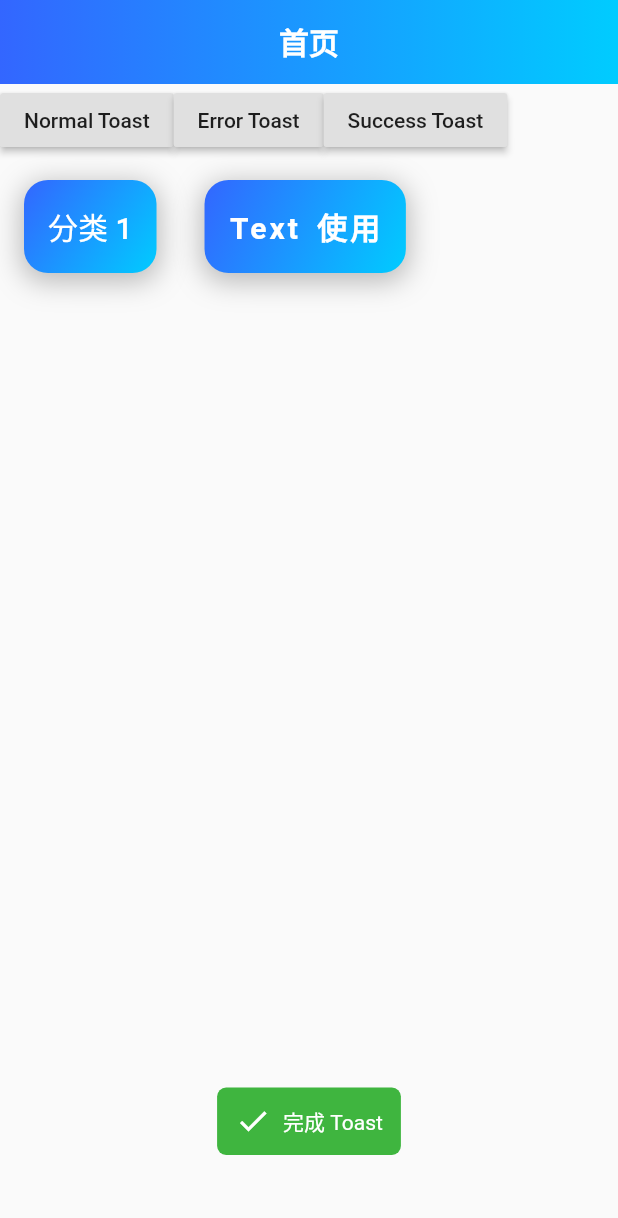
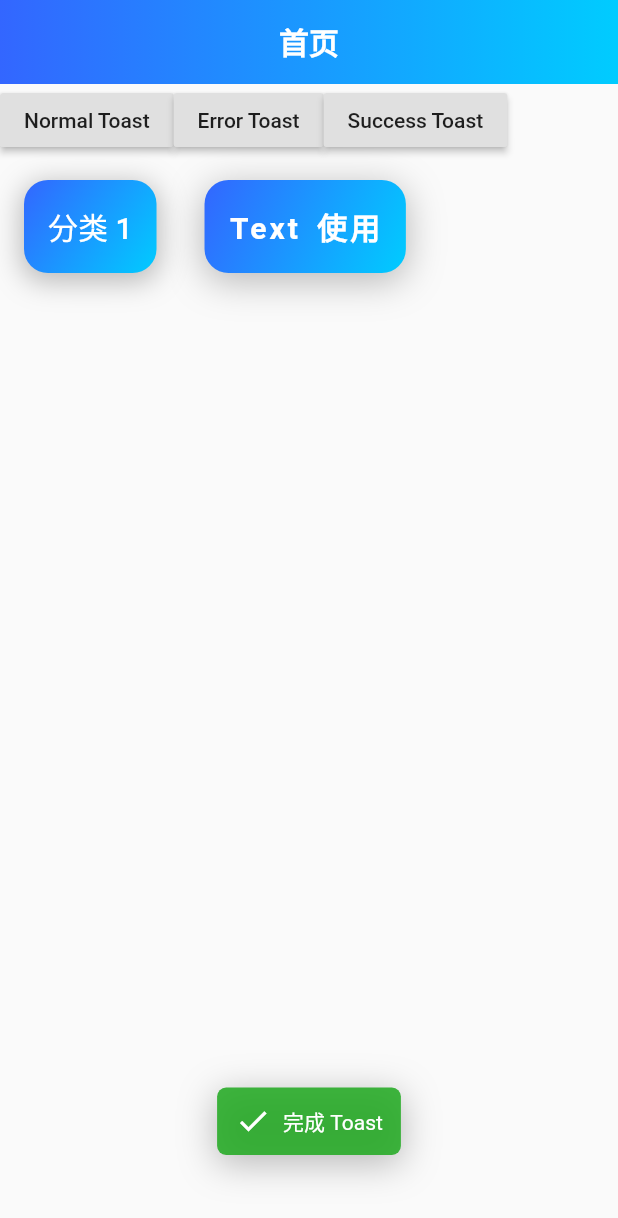
Before and after one commit to lzan13/vf_girls, a Flutter app: the screen it shows after launch, after a tap on "Success Toast", on a phone screen of 412 x 824 dp. Shown: the top 1218 px of the screen. Run offline on Flutter 3.47's test engine with Material 2 defaults, Android fonts, the phone set to English and light mode, and no system bars; drawn by our look-alikes of oktoast; Roboto replaces fonts that are missing (Poppins).

Commit message:
给 Toast 布局添加阴影

```diff
--- a/lib/common/vm_toast.dart
+++ b/lib/common/vm_toast.dart
@@ -82,6 +82,13 @@ class FTContent extends StatelessWidget {
     return Container(
       decoration: BoxDecoration(
         borderRadius: BorderRadius.circular(radius),
+        boxShadow: [
+          BoxShadow(
+              color: Color(0x54363636),
+              offset: Offset(0.0, 5.0),
+              blurRadius: 20.0,
+              spreadRadius: 1.0),
+        ],
         color: bgColor,
       ),
       padding: const EdgeInsets.only(left: 4.0, right: 4.0),
@@ -90,8 +97,6 @@ class FTContent extends StatelessWidget {
         mainAxisSize: MainAxisSize.min,
         mainAxisAlignment: MainAxisAlignment.center,
         crossAxisAlignment: CrossAxisAlignment.center,
-
-//        mainAxisAlignment: MainAxisAlignment.start,
         children: <Widget>[
           Offstage(
             offstage: hideIcon,
--- a/lib/ui/home/home_body.dart
+++ b/lib/ui/home/home_body.dart
@@ -112,9 +112,9 @@ class HomeBody extends StatelessWidget {
                   boxShadow: [
                     BoxShadow(
                         color: Color(0x54363636),
-                        offset: Offset(0.0, 4.0),
-                        blurRadius: 15.0,
-                        spreadRadius: 2.0),
+                        offset: Offset(0.0, 5.0),
+                        blurRadius: 20.0,
+                        spreadRadius: 1.0),
                   ],
                   gradient: LinearGradient(
                       colors: [
```
